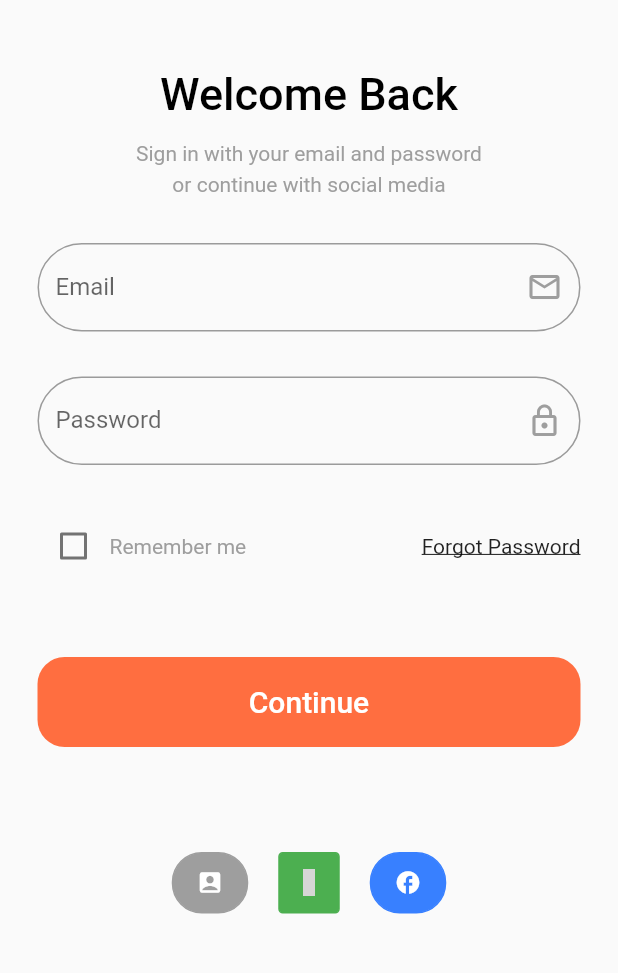
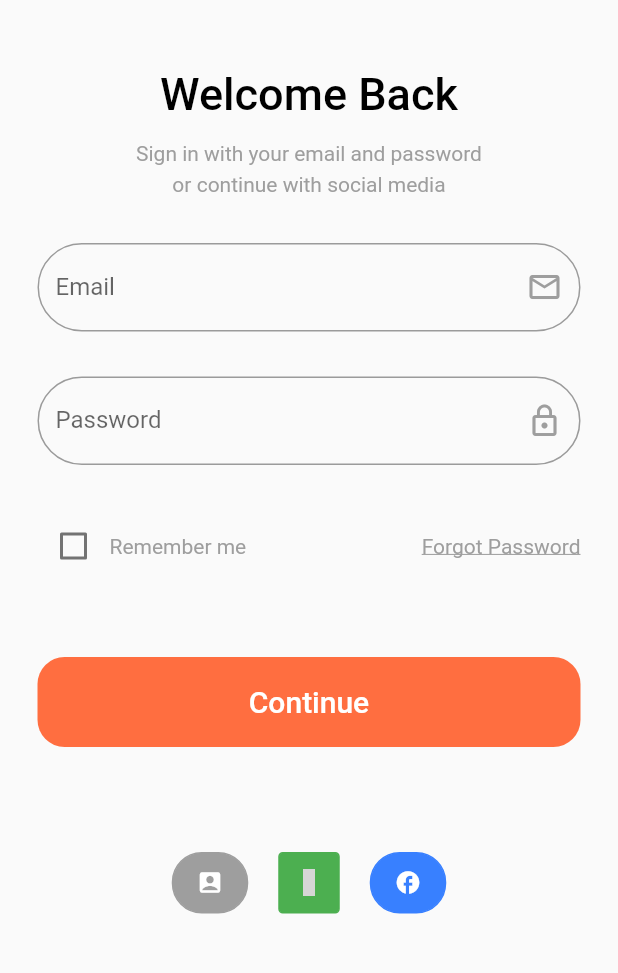
Before and after one commit to Aswin-S25/shoppingcart, a Flutter app: the screen it shows after launch, on a phone screen of 412 x 824 dp, the part 84-1057 px from its top. Run offline on Flutter 3.47's test engine with Material 2 defaults, Android fonts, the phone set to English and light mode, and no system bars; drawn by our look-alikes of getwidget; our stand-ins replace carousel_slider, smooth_page_indicator; statements that could not run were skipped; grey boxes are pictures that could not be loaded.

Commit message:
Updated Signin page

```diff
--- a/lib/pages/Screens/Sign_in/components/body.dart
+++ b/lib/pages/Screens/Sign_in/components/body.dart
@@ -41,7 +41,7 @@ class Body extends StatelessWidget {
                   label: "Password",
                   icon: Icons.lock_outline),
               const SizedBox(height: 30,),
-              Remember(),
+              const Remember(),
               const SizedBox(height: 50),
               const CButton(),
               const SizedBox(height: 70),
--- a/lib/pages/Screens/Sign_in/components/remember.dart
+++ b/lib/pages/Screens/Sign_in/components/remember.dart
@@ -30,7 +30,7 @@ class _RememberState extends State<Remember> {
         GestureDetector(
           child:const Text(
             "Forgot Password",
-            style: TextStyle(decoration: TextDecoration.underline),
+            style: TextStyle(decoration: TextDecoration.underline, color: Colors.grey),
           ),
         )
       ],
```
Also changed, not shown: lib/pages/Screens/Sign_in/home/body.dart (added, +12 -0 lines).
